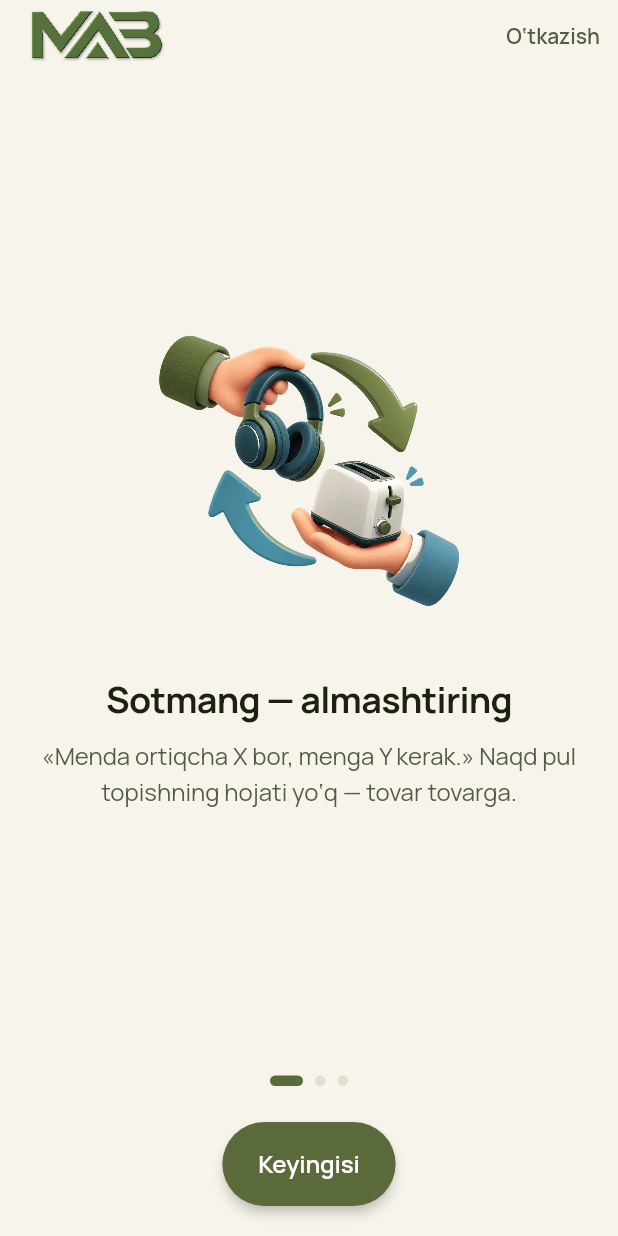
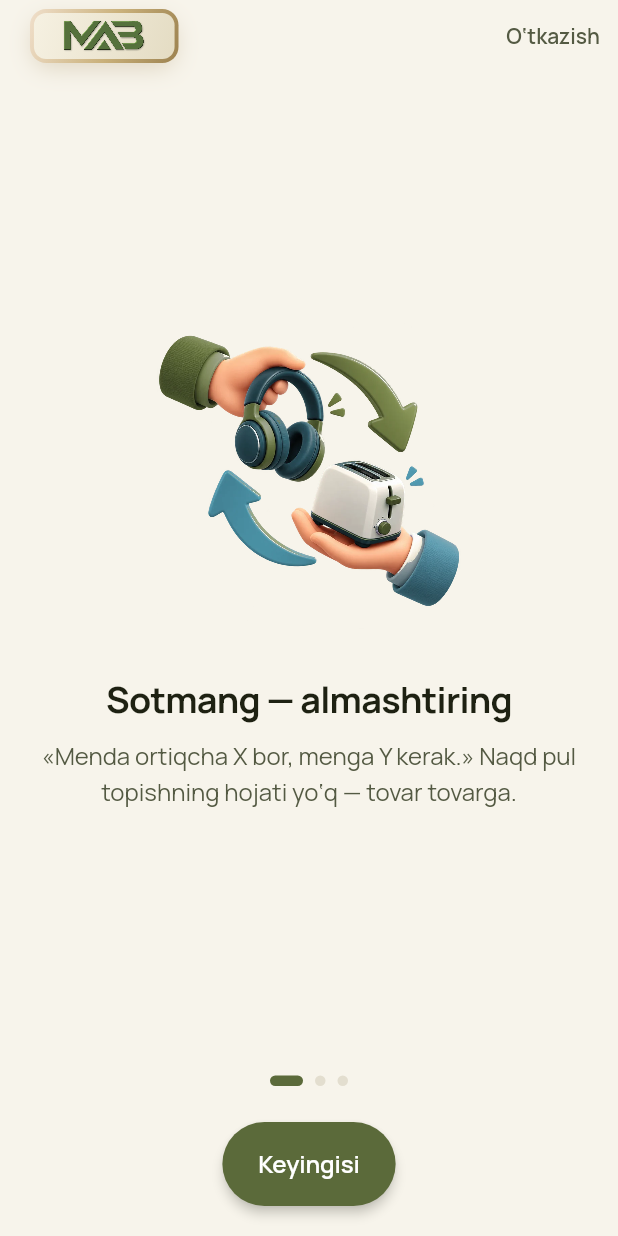
Before and after one commit to Hazratqul21/barterapp, a Flutter app: the screen it shows after launch, on a phone screen of 412 x 824 dp. Run offline on Flutter 3.47's test engine with Material 3 defaults, Android fonts, the phone set to English and light mode, and no system bars; our stand-ins replace cached_network_image, dio, firebase_core, firebase_messaging, flutter_animate, flutter_riverpod and 7 more; missing offline and left inert: genkit, genkit_google_genai, google_sign_in_web, schemantic; accounts and stored records are empty; network calls fail.

Commit message:
feat(app): MAB logosi yorug' fonda bo'rtiq plitkada (kategoriyalar kabi oltin halqa)
Co-Authored-By: Claude Opus 5.5 <noreply@anthropic.com>
Claude-Session: https://claude.ai/code/session_01QAEe6vCKgYsYaWvpCzNKib

```diff
--- a/app/lib/core/theme/app_theme.dart
+++ b/app/lib/core/theme/app_theme.dart
@@ -39,6 +39,10 @@ abstract final class BrandColors {
   static const gold500 = Color(0xFFC9B07A);
   static const goldLight = Color(0xFFF0DFCB);
   static const goldDeep = Color(0xFF9C8250);
+
+  /// The sand face of the raised logo tile, lit from the top-left.
+  static const sandLight = Color(0xFFF6F1E2);
+  static const sandDeep = Color(0xFFE4DCC3);
 
   // Surfaces that used to be hard-coded at their call sites.
   static const glassDark = Color(0xFF1B1E12);
--- a/app/lib/core/widgets/common.dart
+++ b/app/lib/core/widgets/common.dart
@@ -1418,6 +1418,7 @@ class BrandMark extends StatelessWidget {
       semanticLabel: 'MAB',
       filterQuality: FilterQuality.high,
     );
+    if (dark) {
       if (animate && !shouldReduceMotion(context)) {
         top = top.animate().fadeIn(duration: M3Motion.short4);
       }
@@ -1426,6 +1427,58 @@ class BrandMark extends StatelessWidget {
         height: size,
         child: Center(child: top),
       );
+    }
+    // Light grounds: the mark sits on its own raised tile — a gold rim like
+    // the category tiles, a sand face lit from the top-left and a soft shadow
+    // under it — so the bevelled letters read as embossed, not printed.
+    final radius = size * 0.3;
+    Widget tile = Container(
+      width: size * 2.75,
+      height: size,
+      padding: EdgeInsets.all(size * 0.045 + 1),
+      decoration: BoxDecoration(
+        borderRadius: BorderRadius.circular(radius),
+        gradient: const LinearGradient(
+          begin: Alignment.topLeft,
+          end: Alignment.bottomRight,
+          colors: [
+            BrandColors.goldLight,
+            BrandColors.gold500,
+            BrandColors.goldDeep,
+          ],
+          stops: [0, 0.55, 1],
+        ),
+        boxShadow: [
+          BoxShadow(
+            color: BrandColors.goldDeep.withValues(alpha: 0.28),
+            blurRadius: size * 0.35,
+            spreadRadius: -size * 0.06,
+            offset: Offset(0, size * 0.14),
+          ),
+        ],
+      ),
+      child: DecoratedBox(
+        decoration: BoxDecoration(
+          borderRadius: BorderRadius.circular(radius - size * 0.045 - 1),
+          gradient: const LinearGradient(
+            begin: Alignment.topLeft,
+            end: Alignment.bottomRight,
+            colors: [BrandColors.sandLight, BrandColors.sandDeep],
+          ),
+        ),
+        child: Padding(
+          padding: EdgeInsets.symmetric(
+            horizontal: size * 0.18,
+            vertical: size * 0.13,
+          ),
+          child: Center(child: top),
+        ),
+      ),
+    );
+    if (animate && !shouldReduceMotion(context)) {
+      tile = tile.animate().fadeIn(duration: M3Motion.short4);
+    }
+    return tile;
   }
 }
 
--- a/app/lib/features/feed/presentation/feed_page.dart
+++ b/app/lib/features/feed/presentation/feed_page.dart
@@ -156,7 +156,7 @@ class _FeedPageState extends ConsumerState<FeedPage> {
                                     padding: const EdgeInsets.only(bottom: 12),
                                     child: Row(
                                       children: [
-                                        const BrandMark(size: 32),
+                                        const BrandMark(size: 36),
                                         const SizedBox(width: 12),
                                         Expanded(
                                           child: Align(
```
Also changed, not shown: 1 other file. Lines whose indentation alone changed are shown as unchanged.
